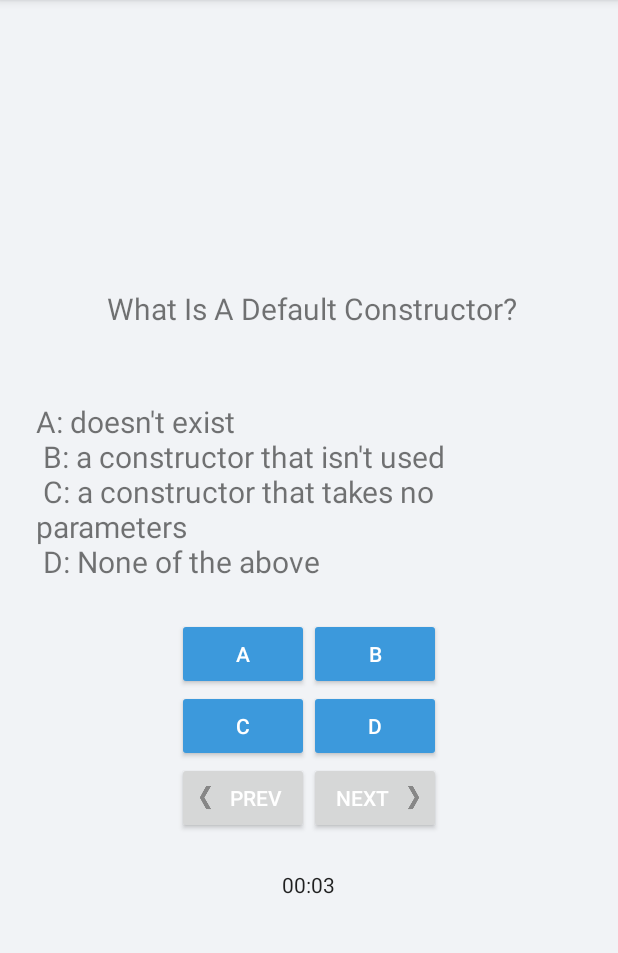
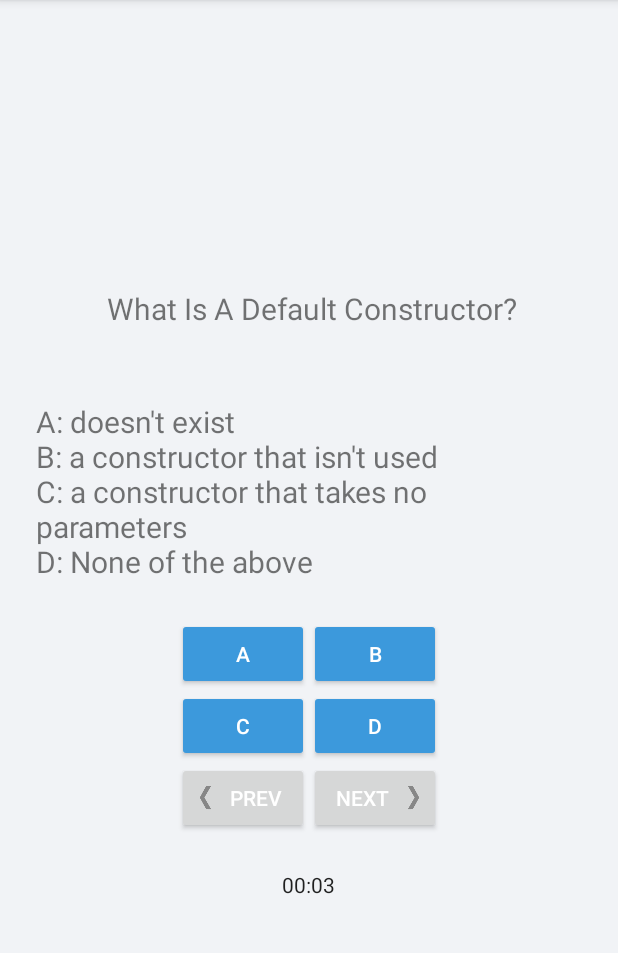
Before and after one commit to Eli-Drew/Revised567Project, an Android app: the QuestionActivity screen opened directly, with no data from a screen before it, after a tap on an icon or button, on a phone screen of 412 x 824 dp, the part 84-1037 px from its top. Run offline under Robolectric (Android 15) with nearby library versions, the phone set to English and light mode, and no system bars; 2 statements that could not run were skipped.

Commit message:
fixed formatting of answers

```diff
--- a/app/src/main/res/layout/question_activity.xml
+++ b/app/src/main/res/layout/question_activity.xml
@@ -40,7 +40,6 @@
             android:id="@+id/a_button"
             android:layout_width="wrap_content"
             android:textColor="@color/buttonTextColor"
-
             android:layout_height="wrap_content"
             android:text="@string/btnA"
             android:backgroundTint="@color/colorPrimary"/>
--- a/app/src/main/res/values/strings.xml
+++ b/app/src/main/res/values/strings.xml
@@ -62,16 +62,16 @@
     <string name="cppProdigyChoices1">A: Cpp easy 1\nB: Cpp easy 1\nC: Cpp easy 1\nD: Cpp easy 1.</string>
 
     <string name="easyCPPThree">"What's the difference between a struct and class"</string>
-    <string name="easyCPPThreeAns">"in a struct all vars are default public\n B: only structs are utilized to produce instances of a class\n C: No difference\n D: None of the above"</string>
+    <string name="easyCPPThreeAns">"in a struct all vars are default public\nB: only structs are utilized to produce instances of a class\nC: No difference\nD: None of the above"</string>
 
     <string name="medCPPThree">"Which of these is known as the 'garbage collector'"</string>
-    <string name="medCPPThreeAns">"A: constructor\n B: destructor\n C: copy move constructor \n D: None of the above"</string>
+    <string name="medCPPThreeAns">"A: constructor\nB: destructor\nC: copy move constructor \nD: None of the above"</string>
 
     <string name="hardCPPThree">"Where is dynamically allocated placed? "</string>
-    <string name="hardCPPThreeAns">"A: The stack\n B:data \n C: the heap \n D: None of the above"</string>
+    <string name="hardCPPThreeAns">"A: The stack\nB:data \nC: the heap \nD: None of the above"</string>
 
     <string name="prodigyCPPThree">" What Is A Default Constructor?"</string>
-    <string name="prodigyCPPThreeAns">"A: doesn't exist\n B: a constructor that isn't used\n C: a constructor that takes no parameters \n D: None of the above"</string>
+    <string name="prodigyCPPThreeAns">"A: doesn't exist\nB: a constructor that isn't used\nC: a constructor that takes no parameters \nD: None of the above"</string>
 
 
     <!--    Python.-->
@@ -90,116 +90,116 @@
     <string name="CsharpeChoicesEasy1">A: this is good\nB: what\'s for dinner.</string>
 
     <string name="easyCSOne">" Which of the following operator creates a pointer to a variable in C#?"</string>
-    <string name="easyCSOneAns">"A: sizeof\n B: typeof\n C: *\n D: ampersand"</string>
+    <string name="easyCSOneAns">"A: sizeof\nB: typeof\nC: *\nD: ampersand"</string>
 
     <string name="easyCSTwo">Which of the following is correct about variable naming conventions in C#?</string>
-    <string name="easyCSTwoAns">"A: A name must begin with a letter that could be followed by a sequence of letters, digits (0 to 9) or underscore\n B: The first character in an identifier cannot be a digit\n C: Both of the above\n D: None of the above"</string>
+    <string name="easyCSTwoAns">"A: A name must begin with a letter that could be followed by a sequence of letters, digits (0 to 9) or underscore\nB: The first character in an identifier cannot be a digit\nC: Both of the above\nD: None of the above"</string>
 
     <string name="easyCSThree">"Which of the following can be used to define the member of a class externally?"</string>
-    <string name="easyCSThreeAns">"A) :\n B) ::\n C) #\n D) none of the mentioned"</string>
+    <string name="easyCSThreeAns">"A) :\nB) ::\nC) #\nD) none of the mentioned"</string>
 
     <string name="easyCSFour">"Which of the following operator can be used to access the member function of a class?"</string>
-    <string name="easyCSFourAns">"A) :\n B) ::\n C) .\n D) #"</string>
+    <string name="easyCSFourAns">"A) :\nB) ::\nC) .\nD) #"</string>
 
     <string name="easyCSFive">"Which of the following gives the correct count of the constructors that a class can define?"</string>
-    <string name="easyCSFiveAns">"A) 1\n B) 2\n C) Any number\n D) None of the above"</string>
+    <string name="easyCSFiveAns">"A) 1\nB) 2\nC) Any number\nD) None of the above"</string>
 
     <string name="easyCSSix">"What is the correct name of a method which has the same name as that of class and used to destroy objects?
     Note – This method gets called automatically when the application is at the final stage waiting for the process to terminate.
     "</string>
-    <string name="easyCSSixAns">"A) Constructor\n B) Finalize()\n C) Destructor\n D) End"</string>
+    <string name="easyCSSixAns">"A) Constructor\nB) Finalize()\nC) Destructor\nD) End"</string>
 
     <string name="medCSOne">" Which of the following access specifier in C# allows a class to expose its member variables and member functions to other functions and objects in the current assembly??"</string>
-    <string name="medCSOneAns">"A: Public\n B: Private\n C: Protected\n D: Internal"</string>
+    <string name="medCSOneAns">"A: Public\nB: Private\nC: Protected\nD: Internal"</string>
 
     <string name="medCSTwo">"Which of the following converts a type to a small floating point number in C#?</string>
-    <string name="medCSTwoAns">"A: ToInt64\n B: ToSbyte\n C: ToSingle\n D: None of the above"</string>
+    <string name="medCSTwoAns">"A: ToInt64\nB: ToSbyte\nC: ToSingle\nD: None of the above"</string>
 
     <string name="medCSThree">"Which of the following statements is not correct for run-time polymorphism?"</string>
-    <string name="medCSThreeAns">"A) The overridden base method should be virtual, abstract or override.\n B) An abstract method is implicitly a virtual method.\n C) An abstract inherited property cannot be overridden in a derived class.\n D) Both the override method and virtual method must have the same access level modifier."</string>
+    <string name="medCSThreeAns">"A) The overridden base method should be virtual, abstract or override.\nB) An abstract method is implicitly a virtual method.\nC) An abstract inherited property cannot be overridden in a derived class.\nD) Both the override method and virtual method must have the same access level modifier."</string>
 
     <string name="medCSFour">"Which of the following keywords is used to refer base class constructor to subclass constructor?"</string>
-    <string name="medCSFourAns">"A) this\n B) static\n C) base\n D) extend"</string>
+    <string name="medCSFourAns">"A) this\nB) static\nC) base\nD) extend"</string>
 
     <string name="medCSFive">"Which of the following options represents the type of class which does not have its own objects but acts as a base class for its subclass?"</string>
-    <string name="medCSFiveAns">"A) Static class\n B) Sealed class\n C) Abstract class\n D) Derived class"</string>
+    <string name="medCSFiveAns">"A) Static class\nB) Sealed class\nC) Abstract class\nD) Derived class"</string>
 
     <string name="medCSSix">"Which of the following represents a class that inherits an abstract class but it does not define all of its functions?"</string>
-    <string name="medCSSixAns">"A) Abstract\n B) A simple class\n C) Static class\n D) derived class"</string>
+    <string name="medCSSixAns">"A) Abstract\nB) A simple class\nC) Static class\nD) derived class"</string>
 
     <string name="hardCSOne">"Which of the following property of Array class in C# gets a 32-bit integer, the total number of elements in all the dimensions of the Array?"</string>
-    <string name="hardCSOneAns">"A: Rank\n B: LongLength\n C: Length\n D: None of the above"</string>
+    <string name="hardCSOneAns">"A: Rank\nB: LongLength\nC: Length\nD: None of the above"</string>
 
     <string name="hardCSTwo">"Which of the following is the default access specifier of a class member function?? "</string>
-    <string name="hardCSTwoAns">"A: Public\n B: Private\n C: Protected\n D: Internal"</string>
+    <string name="hardCSTwoAns">"A: Public\nB: Private\nC: Protected\nD: Internal"</string>
 
     <string name="hardCSThree">". Which of the following represents the process of defining two or more methods within the same class having the same name but different parameters list?"</string>
-    <string name="hardCSThreeAns">"A) Method overloading\n B) Method overriding\n C) Encapsulation\n D) None of the mentioned"</string>
+    <string name="hardCSThreeAns">"A) Method overloading\nB) Method overriding\nC) Encapsulation\nD) None of the mentioned"</string>
 
     <string name="hardCSFour">"Which of the following are applicable for overloading?"</string>
-    <string name="hardCSFourAns">"A) Constructors\n B) Methods\n C) Both A and B\n D) None of the mentioned"</string>
+    <string name="hardCSFourAns">"A) Constructors\nB) Methods\nC) Both A and B\nD) None of the mentioned"</string>
 
     <string name="hardCSFive">"Which of the following keywords can be used to overload user-defined types by defining static member functions?"</string>
-    <string name="hardCSFiveAns">"A) op\n B) opoverload\n C) operator\n D) operatoroverload"</string>
+    <string name="hardCSFiveAns">"A) op\nB) opoverload\nC) operator\nD) operatoroverload"</string>
 
     <string name="hardCSSix">"Which of the following modifier applies when a virtual method is redefined by a derived class?"</string>
-    <string name="hardCSSixAns">"A) overloads\n B) override\n C) overridable\n D) virtual"</string>
+    <string name="hardCSSixAns">"A) overloads\nB) override\nC) overridable\nD) virtual"</string>
 
     <string name="prodigyCSOne">"Which of the following is true about exceptions in C#?"</string>
-    <string name="prodigyCSOneAns">"A:The exception classes in C# are mainly directly or indirectly derived from the System.Exception class\n B: C# exceptions are represented by classes\n C:  Both of the above.\n D: None of the above"</string>
+    <string name="prodigyCSOneAns">"A:The exception classes in C# are mainly directly or indirectly derived from the System.Exception class\nB: C# exceptions are represented by classes\nC:  Both of the above.\nD: None of the above"</string>
 
     <string name="prodigyCSTwo">"Does C# support multiple inheritance"</string>
-    <string name="prodigyCSTwoAns">"A: Yes\n B: No\n C: Sometimes\n D:When it feels like it"</string>
+    <string name="prodigyCSTwoAns">"A: Yes\nB: No\nC: Sometimes\nD:When it feels like it"</string>
 
     <string name="prodigyCSThree">"Which of the following keywords can be used to access a member of the base class from derived class?"</string>
-    <string name="prodigyCSThreeAns">"A) upper\n B) base\n C) this\n D) None of the above"</string>
+    <string name="prodigyCSThreeAns">"A) upper\nB) base\nC) this\nD) None of the above"</string>
 
     <string name="prodigyCSFour">"Which of the following represents the process where a method in a subclass has same name and type signature as a method in its superclass?"</string>
-    <string name="prodigyCSFourAns">"A) Method overloading\n B) Method overriding\n C) Method hiding\n D) None of the mentioned"</string>
+    <string name="prodigyCSFourAns">"A) Method overloading\nB) Method overriding\nC) Method hiding\nD) None of the mentioned"</string>
 
     <string name="prodigyCSFive">"Which of the following modifiers can be used to prevent Method overriding?"</string>
-    <string name="prodigyCSFiveAns">"A) Static\n B) Constant\n C) Sealed\n D) final"</string>
+    <string name="prodigyCSFiveAns">"A) Static\nB) Constant\nC) Sealed\nD) final"</string>
 
     <string name="prodigyCSSix">"Which of the following Access specifiers can be used for an interface?"</string>
-    <string name="prodigyCSSixAns">"A) Public\n B) Protected\n C) Private\n D) All of the above"</string>
+    <string name="prodigyCSSixAns">"A) Public\nB) Protected\nC) Private\nD) All of the above"</string>
 
 
     <!--    JavaScript    -->
     <string name="easyJSOne">"Which of these is not a way to declare variables in JavaScript?"</string>
-    <string name="easyJSOneAns">"A: let\n B: const\n C: int\n D: var"</string>
+    <string name="easyJSOneAns">"A: let\nB: const\nC: int\nD: var"</string>
 
     <string name="easyJSTwo">"What's a primary use of JavaScript?</string>
-    <string name="easyJSTwoAns">"A: Styling the Page\n B: Serving as a Database\n C: Scripting\n D: Making the Page Interactive"</string>
+    <string name="easyJSTwoAns">"A: Styling the Page\nB: Serving as a Database\nC: Scripting\nD: Making the Page Interactive"</string>
 
     <string name="easyJSThree">"How do you dynamically create an element in JavaScript?"</string>
-    <string name="easyJSThreeAns">"A: document.createElement('div')\n B: document.renderElement('div')\n C: document.makeElement('div')\n D: None of the above"</string>
+    <string name="easyJSThreeAns">"A: document.createElement('div')\nB: document.renderElement('div')\nC: document.makeElement('div')\nD: None of the above"</string>
 
     <string name="medJSOne">"How do I access the value of a key in an object?"</string>
-    <string name="medJSOneAns">"A: myVal = Obj.key\n B: myVal = Obj.val\n C: Object.keys(Obj).val \n D: None of the above"</string>
+    <string name="medJSOneAns">"A: myVal = Obj.key\nB: myVal = Obj.val\nC: Object.keys(Obj).val \nD: None of the above"</string>
 
     <string name="medJSTwo">"What's another name for JavaScript?</string>
-    <string name="medJSTwoAns">"A: TypeScript\n B: React\n C: ECMAScript\n D: None of the above"</string>
+    <string name="medJSTwoAns">"A: TypeScript\nB: React\nC: ECMAScript\nD: None of the above"</string>
 
     <string name="medJSThree">"what does document.querySelectorAll() do?"</string>
-    <string name="medJSThreeAns">"A: grabs all elements with that class name\n B: grabs all elements with that id name\n C: breaks your system \n D: None of the above"</string>
+    <string name="medJSThreeAns">"A: grabs all elements with that class name\nB: grabs all elements with that id name\nC: breaks your system \nD: None of the above"</string>
 
     <string name="hardJSOne">"How many variable keywords use variable hoisting?"</string>
-    <string name="hardJSOneAns">"A: 0\n B: 1\n C: 2\n D: 3"</string>
+    <string name="hardJSOneAns">"A: 0\nB: 1\nC: 2\nD: 3"</string>
 
     <string name="hardJSTwo">"What does .split('') do in JavaScript? "</string>
-    <string name="hardJSTwoAns">"A: Makes each character in a string an element in an array\n B: removes all spaces from a string\n C: removes all spaces from the end of a string\n D: makes each element in an array part of the same string"</string>
+    <string name="hardJSTwoAns">"A: Makes each character in a string an element in an array\nB: removes all spaces from a string\nC: removes all spaces from the end of a string\nD: makes each element in an array part of the same string"</string>
 
     <string name="hardJSThree">"what is the purpose of an arrow function in JS?"</string>
-    <string name="hardJSThreeAns">"A: helps optimize your code\n B:cleaner, easy to write functions \n C: it's the only way to write funcitons \n D: None of the above"</string>
+    <string name="hardJSThreeAns">"A: helps optimize your code\nB:cleaner, easy to write functions \nC: it's the only way to write funcitons \nD: None of the above"</string>
 
     <string name="prodigyJSOne">"What is an advantage of the React JavaScript framework?"</string>
-    <string name="prodigyJSOneAns">"A:Better styling options\n B: fast transitions/page loading\n C: no need for vanilla JavaScript\n D: None of the above"</string>
+    <string name="prodigyJSOneAns">"A:Better styling options\nB: fast transitions/page loading\nC: no need for vanilla JavaScript\nD: None of the above"</string>
 
     <string name="prodigyJSTwo">"How do you convert a nodelist into an array in JavaScript?"</string>
-    <string name="prodigyJSTwoAns">"A: myArr = Array.this(nodelist)\n B: myArr = Array.to(nodelist)\n C: myArr = Array.from(nodelist)\n D:myArr = Array.convert(nodelist)"</string>
+    <string name="prodigyJSTwoAns">"A: myArr = Array.this(nodelist)\nB: myArr = Array.to(nodelist)\nC: myArr = Array.from(nodelist)\nD:myArr = Array.convert(nodelist)"</string>
 
     <string name="prodigyJSThree">"which of these is not a data type in JavaScript?"</string>
-    <string name="prodigyJSThreeAns">"A: Number\n B: Boolean\n C: String \n D: None of the above"</string>
+    <string name="prodigyJSThreeAns">"A: Number\nB: Boolean\nC: String \nD: None of the above"</string>
 
     <string name="JSeasyQues1">JS easy 1</string>
     <string name="JSeasyChoice1">A: this is good\nB: what\'s for dinner.</string>
```
